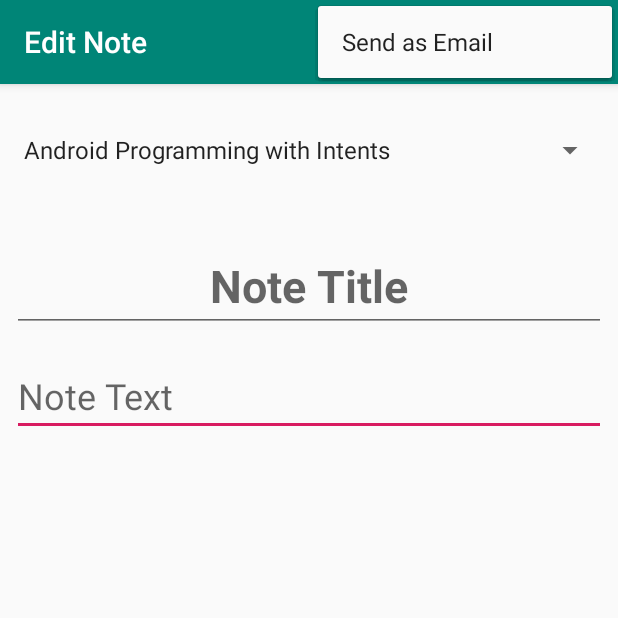
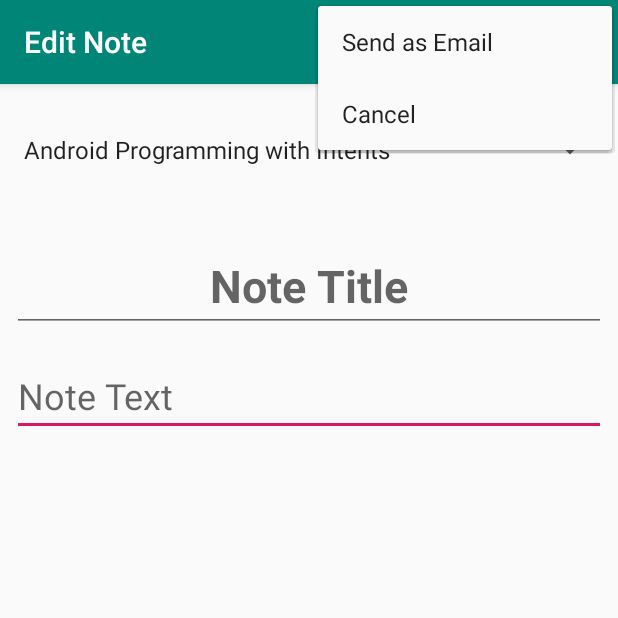
Before and after one commit to guiltylogik/NoteKeeper, an Android app: the NoteActivity screen opened directly, with no data from a screen before it, with the options menu open, on a phone screen of 412 x 824 dp, the top half of it. Run offline under Robolectric (Android 15) with nearby library versions, the phone set to English and light mode, and no system bars.

Commit message:
Added Ability to send note as email and save edits on exit

```diff
--- a/app/src/main/java/com/guiltylogik/notekeeper/NoteActivity.java
+++ b/app/src/main/java/com/guiltylogik/notekeeper/NoteActivity.java
@@ -2,24 +2,28 @@ package com.guiltylogik.notekeeper;
 
 import android.content.Intent;
 import android.os.Bundle;
-
-import androidx.appcompat.app.AppCompatActivity;
-import androidx.appcompat.widget.Toolbar;
-
 import android.view.Menu;
 import android.view.MenuItem;
 import android.widget.ArrayAdapter;
 import android.widget.EditText;
 import android.widget.Spinner;
 
+import androidx.appcompat.app.AppCompatActivity;
+import androidx.appcompat.widget.Toolbar;
+
 import java.util.List;
 
 public class NoteActivity extends AppCompatActivity {
 
     public static final String NOTE_POSITION = "com.guiltylogik.notekeeper.NOTE_POSITION";
-    public static final int POSITION_NOT_SET = -1;
+    private static final int POSITION_NOT_SET = -1;
     private NoteInfo note;
     private boolean mIsNewNote;
+    private Spinner mCoursesSpinner;
+    private EditText mNoteTitle;
+    private EditText mNoteText;
+    private int mNewNotePosition;
+    private boolean mIsCancelling;
 
     @Override
     protected void onCreate(Bundle savedInstanceState) {
@@ -29,23 +33,22 @@ public class NoteActivity extends AppCompatActivity {
         setSupportActionBar(toolbar);
 
 
-
-        Spinner coursesSpinner = (Spinner) findViewById(R.id.courses_spinner);
+        mCoursesSpinner = findViewById(R.id.courses_spinner);
 
         List<CourseInfo> courses = DataManager.getInstance().getCourses();
         ArrayAdapter<CourseInfo> coursesAdapter =
                 new ArrayAdapter<>(this, android.R.layout.simple_spinner_item, courses);
 
         coursesAdapter.setDropDownViewResource(android.R.layout.simple_spinner_dropdown_item);
-        coursesSpinner.setAdapter(coursesAdapter);
+        mCoursesSpinner.setAdapter(coursesAdapter);
 
         readDisplayStateValue();
 
-        EditText noteTitle = findViewById(R.id.title_editText);
-        EditText noteText = findViewById(R.id.note_text_editText);
+        mNoteTitle = findViewById(R.id.title_editText);
+        mNoteText = findViewById(R.id.note_text_editText);
 
         if(!mIsNewNote)
-            displayNote(coursesSpinner, noteTitle, noteText);
+            displayNote(mCoursesSpinner, mNoteTitle, mNoteText);
     }
 
     private void displayNote(Spinner coursesSpinner, EditText noteTitle, EditText noteText) {
@@ -60,8 +63,33 @@ public class NoteActivity extends AppCompatActivity {
         Intent intent = getIntent();
         int position = intent.getIntExtra(NOTE_POSITION, POSITION_NOT_SET);
         mIsNewNote = position == POSITION_NOT_SET;
-        if(!mIsNewNote)
+        if(mIsNewNote){
+
+            DataManager dm = DataManager.getInstance();
+            mNewNotePosition = dm.createNewNote();
+
+            note = dm.getNotes().get(mNewNotePosition);
+
+        } else {
             note = DataManager.getInstance().getNotes().get(position);
+        }
+    }
+
+    @Override
+    protected void onPause() {
+        super.onPause();
+        if(mIsCancelling){
+            if(mIsNewNote)
+                DataManager.getInstance().removeNote(mNewNotePosition);
+        } else{
+            saveNote();
+        }
+    }
+
+    private void saveNote() {
+        note.setCourse((CourseInfo) mCoursesSpinner.getSelectedItem());
+        note.setTitle(mNoteTitle.getText().toString());
+        note.setText(mNoteText.getText().toString());
     }
 
     @Override
@@ -78,11 +106,27 @@ public class NoteActivity extends AppCompatActivity {
         // as you specify a parent activity in AndroidManifest.xml.
         int id = item.getItemId();
 
-        //noinspection SimplifiableIfStatement
         if (id == R.id.action_send_mail) {
+            sendMail();
             return true;
+        } else if(id == R.id.action_cancel){
+            mIsCancelling = true;
+            finish();
         }
 
         return super.onOptionsItemSelected(item);
     }
+
+    private void sendMail() {
+        CourseInfo course = (CourseInfo) mCoursesSpinner.getSelectedItem();
+        String subject = mNoteTitle.getText().toString();
+        String text = "See what I learned from Pluralsight course \""+ course.getTitle() + " \"\n" +
+                mNoteText.getText().toString();
+
+        Intent intent = new Intent(Intent.ACTION_SEND);
+        intent.setType("message/rfc2822");
+        intent.putExtra(Intent.EXTRA_SUBJECT, subject);
+        intent.putExtra(Intent.EXTRA_TEXT, text);
+        startActivity(intent);
+    }
 }
--- a/app/src/main/res/menu/menu_note.xml
+++ b/app/src/main/res/menu/menu_note.xml
@@ -5,6 +5,10 @@
     <item
         android:id="@+id/action_send_mail"
         android:orderInCategory="100"
-        android:title="@string/action_send_mail"
+        android:title="@string/send_mail"
         app:showAsAction="never" />
+    <item
+        android:id="@+id/action_cancel"
+        android:orderInCategory="101"
+        android:title="@string/cancel" />
 </menu>
--- a/app/src/main/res/values/strings.xml
+++ b/app/src/main/res/values/strings.xml
@@ -1,6 +1,7 @@
 <resources>
     <string name="app_name">Note Keeper</string>
-    <string name="action_send_mail">Send as Email</string>
+    <string name="send_mail">Send as Email</string>
+    <string name="cancel">Cancel</string>
     <string name="note_title_text">Note Title</string>
     <string name="note_text_text">Note Text</string>
     <string name="edit_note">Edit Note</string>
```
